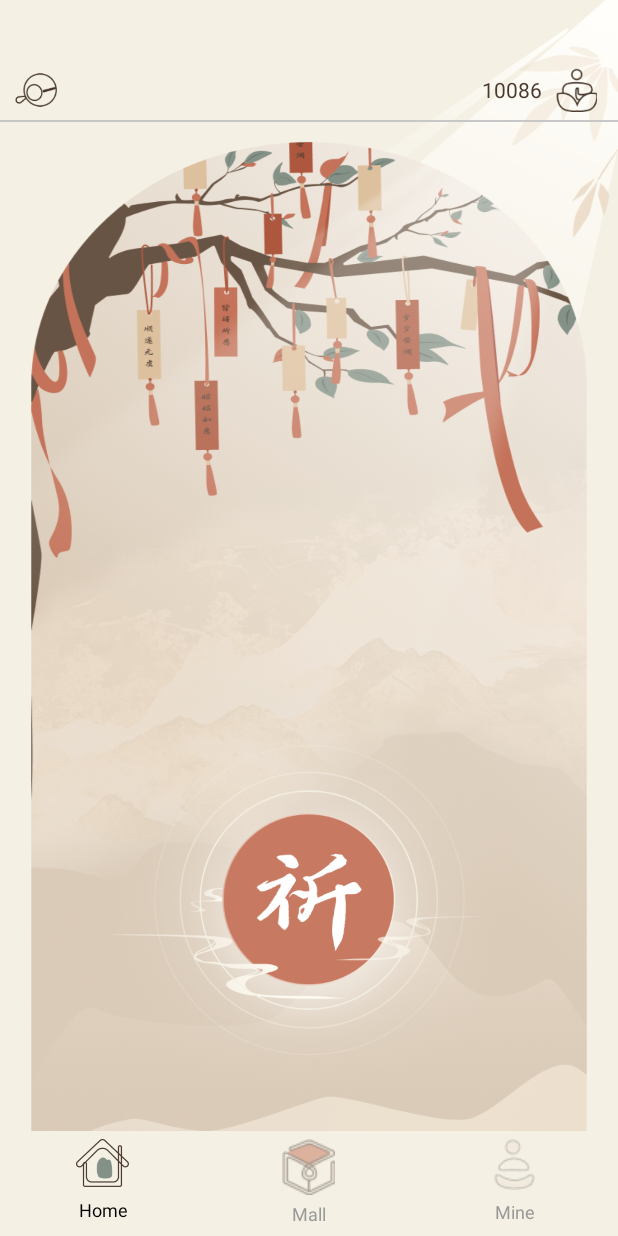
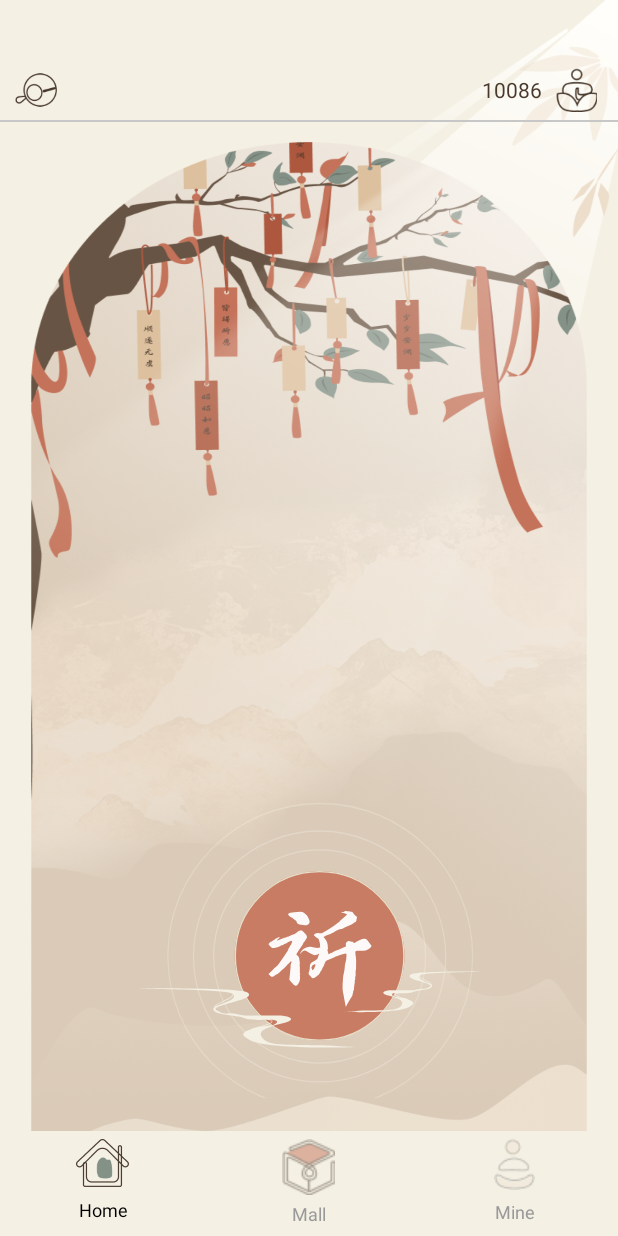
Before and after one commit to bueaty12345/Bujen, an Android app: the fragment PrayFragment placed in its activity, on a phone screen of 412 x 824 dp. Run offline under Robolectric (Android 15) with nearby library versions, the phone set to English and light mode, and no system bars; libraries missing offline, so code that uses them is left out: com.thingclips.sdk; pictures from the network do not load; 2 statements that could not run were skipped.

Commit message:
fix-pary

```diff
--- a/app/src/main/java/com/yunsong/bujen/fragment/HomeFragment.java
+++ b/app/src/main/java/com/yunsong/bujen/fragment/HomeFragment.java
@@ -250,7 +250,7 @@ public class HomeFragment extends Fragment implements View.OnClickListener{
 
     private void incrementScore() {
 
-            gdd_cont++;
+//            gdd_cont++;
             txt_gdd.setText(gdd_cont+"");
             createBubbleTextView();
     }
--- a/app/src/main/java/com/yunsong/bujen/init/Ssound.java
+++ b/app/src/main/java/com/yunsong/bujen/init/Ssound.java
@@ -97,7 +97,7 @@ public class Ssound extends AppCompatActivity implements View.OnClickListener{
                 setSyNull();
                 lin_ding.setBackgroundResource(R.drawable.roundgrayb);
                 img_ding.setVisibility(View.VISIBLE);
-                setSound("one_voice");
+                setSound("five_voice");
                 break;
             case R.id.lin_da:
                 setSyNull();
--- a/app/src/main/res/layout/fragment_pray.xml
+++ b/app/src/main/res/layout/fragment_pray.xml
@@ -13,12 +13,21 @@
         android:gravity="bottom"
         android:orientation="vertical">
 
-        <ImageView
-            android:id="@+id/img_pray"
+<!--        <ImageView-->
+<!--            android:id="@+id/img_pray"-->
+<!--            android:layout_width="match_parent"-->
+<!--            android:layout_height="280dp"-->
+<!--            android:layout_marginBottom="30dp"-->
+<!--            android:src="@drawable/prayt" />-->
+
+        <com.airbnb.lottie.LottieAnimationView
+            android:id="@+id/lottie_pray"
             android:layout_width="match_parent"
-            android:layout_height="280dp"
-            android:layout_marginBottom="30dp"
-            android:src="@drawable/prayt" />
+            android:layout_height="wrap_content"
+            android:visibility="visible"
+            app:lottie_autoPlay="true"
+            app:lottie_loop="true"
+            app:lottie_rawRes="@raw/qi" />
     </LinearLayout>
 
 </FrameLayout>
```
Also changed, not shown: app/src/main/res/raw/qi.json (added, +1 -0 lines).
